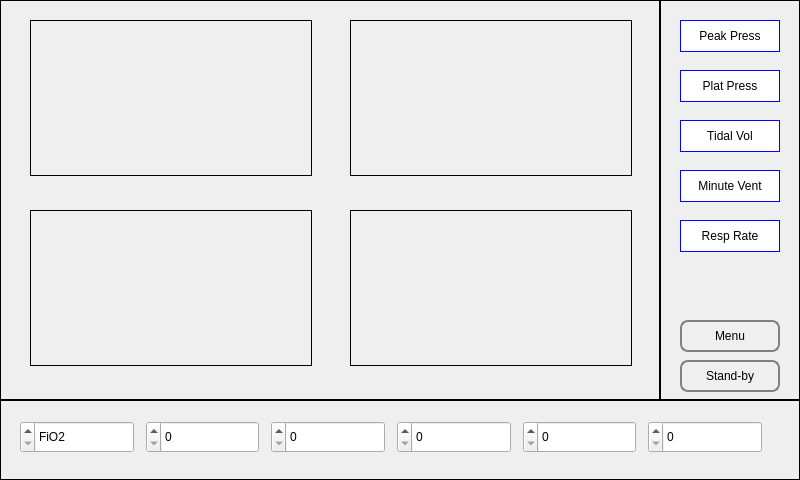
Before: the Qt Designer form JoesPrototypes/JamventDemoXCompile/MainWidget.ui in GlobalVent/prototypes, drawn with Qt 5.
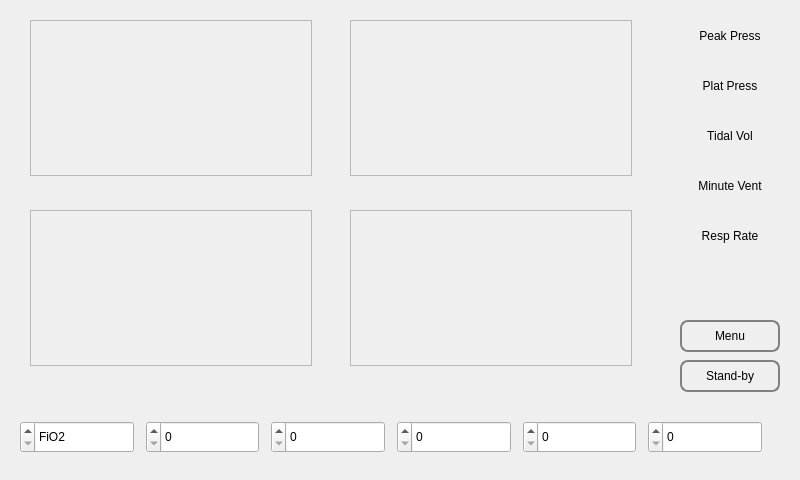
After: the same form once the commit is applied.

Commit message: Add GraphWidget. Shows waveform with Y axis label and Y axis max value.

```diff
--- a/JoesPrototypes/JamventDemoXCompile/MainWidget.ui
+++ b/JoesPrototypes/JamventDemoXCompile/MainWidget.ui
@@ -29,9 +29,7 @@
     <enum>Qt::LeftToRight</enum>
    </property>
    <property name="styleSheet">
-    <string notr="true">QFrame { border: 1px solid black;}
-#pressureGraphFrame { border: 1px solid blue;}
-QLabel { border: 1px solid blue; background-color: white;}
+    <string notr="true">#pressureGraphFrame { border: 1px solid blue;}
 QPushButton {
   border: 2px solid gray;
   border-radius: 8px;
```
The commit also changes 9 other files.
